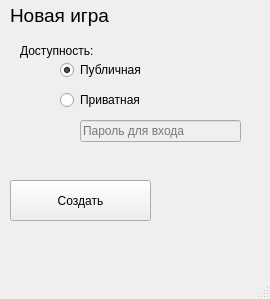
Above: creategame.ui from Exillite/MegaChess before the change. Below: the same form after it.
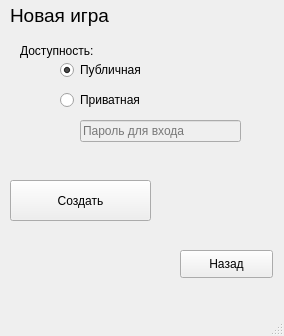
That is the form after the change.

Diff of the .ui file:
```diff
--- a/creategame.ui
+++ b/creategame.ui
@@ -6,8 +6,8 @@
    <rect>
     <x>0</x>
     <y>0</y>
-    <width>270</width>
-    <height>299</height>
+    <width>284</width>
+    <height>336</height>
    </rect>
   </property>
   <property name="windowTitle">
@@ -112,6 +112,19 @@
      <string>Создать</string>
     </property>
    </widget>
+   <widget class="QPushButton" name="backbtn">
+    <property name="geometry">
+     <rect>
+      <x>180</x>
+      <y>250</y>
+      <width>93</width>
+      <height>28</height>
+     </rect>
+    </property>
+    <property name="text">
+     <string>Назад</string>
+    </property>
+   </widget>
   </widget>
   <widget class="QMenuBar" name="menubar">
    <property name="geometry">
```
Left out of the diff: 4 changed lines with no effect on the pictures.
